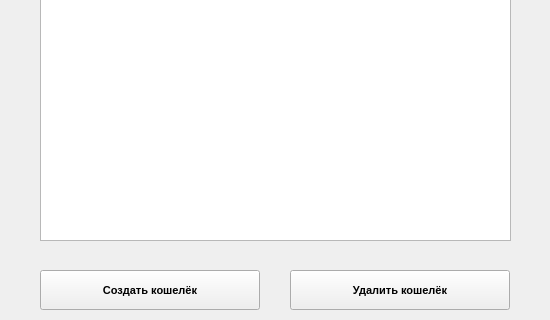
This is Other/wallets_types.ui in SalavatovNabiulla/MyMoney as Qt 5 draws it before an edit; both pictures show x 0 to 550 and y 210 to 530 of the 550 by 530 pixel window. The edited form follows.
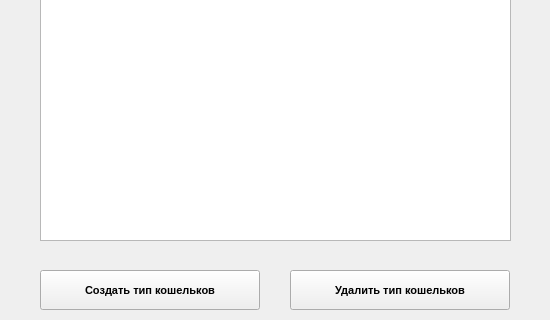
This is the edited form.

```diff
--- a/Other/wallets_types.ui
+++ b/Other/wallets_types.ui
@@ -67,7 +67,7 @@
      </font>
     </property>
     <property name="text">
-     <string>Создать кошелёк</string>
+     <string>Создать тип кошельков</string>
     </property>
    </widget>
    <widget class="QPushButton" name="delete_wallets_types_button">
@@ -88,7 +88,7 @@
      </font>
     </property>
     <property name="text">
-     <string>Удалить кошелёк</string>
+     <string>Удалить тип кошельков</string>
     </property>
    </widget>
    <widget class="QTableWidget" name="wallets_types_list_table_widget">
```
